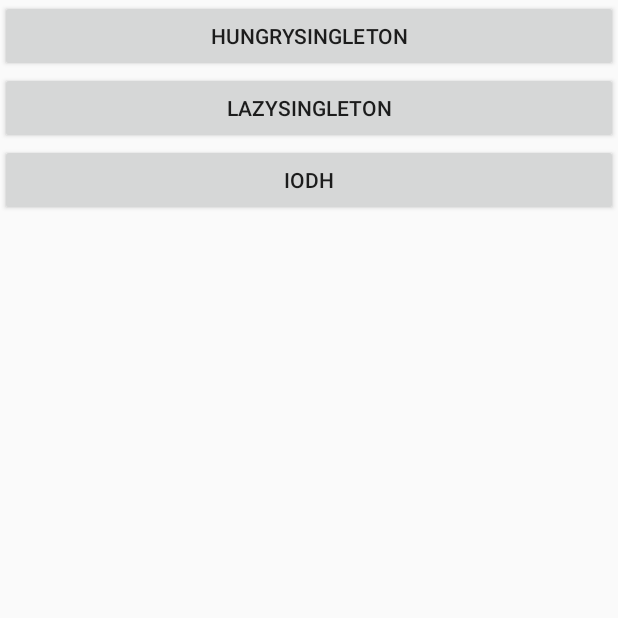
After one commit to CangJie2016/DesignPattern, an Android app: the SingletonActivity screen opened directly, with no data from a screen before it, on a phone screen of 412 x 824 dp, the top half of it. The commit adds this screen. Run offline under Robolectric (Android 15) with nearby library versions, the phone set to English and light mode, and no system bars.

Commit message:
Singleton

```diff
--- a/app/src/main/AndroidManifest.xml
+++ b/app/src/main/AndroidManifest.xml
@@ -18,6 +18,7 @@
         </activity>
         <activity android:name=".SimpleFactoryActivity"/>
         <activity android:name=".AbstractFactoryActivity"/>
+        <activity android:name=".SingletonActivity"/>
     </application>
 
 </manifest>
--- a/app/src/main/java/com/cangjie/designpatternexercise/MainActivity.java
+++ b/app/src/main/java/com/cangjie/designpatternexercise/MainActivity.java
@@ -19,4 +19,7 @@ public class MainActivity extends Activity {
     public void AbstractFactoryPattern(View view){
         startActivity(new Intent(this, AbstractFactoryActivity.class));
     }
+    public void Singleton(View view){
+        startActivity(new Intent(this, SingletonActivity.class));
+    }
 }
--- /dev/null
+++ b/app/src/main/java/com/cangjie/designpatternexercise/SingletonActivity.java
@@ -0,0 +1,37 @@
+package com.cangjie.designpatternexercise;
+
+import android.app.Activity;
+import android.os.Bundle;
+import android.view.View;
+
+import com.cangjie.designpatternexercise.singleton.HungrySingleton;
+import com.cangjie.designpatternexercise.singleton.IoDHSingleton;
+import com.cangjie.designpatternexercise.singleton.LazySingleton;
+import com.cangjie.designpatternexercise.utils.DebugLog;
+
+/**
+ * author：CangJie on 2016/7/21 17:59
+ * email：cangjie2016@gmail.com
+ */
+public class SingletonActivity extends Activity {
+    @Override
+    protected void onCreate(Bundle savedInstanceState) {
+        super.onCreate(savedInstanceState);
+        setContentView(R.layout.activity_singleton);
+    }
+    public void HungrySingleton(View view){
+        HungrySingleton instance1 = HungrySingleton.getInstance();
+        HungrySingleton instance2 = HungrySingleton.getInstance();
+        DebugLog.w((instance1 == instance2)+"");
+    }
+    public void LazySingleton(View view){
+        LazySingleton instance1 = LazySingleton.getInstance();
+        LazySingleton instance2 = LazySingleton.getInstance();
+        DebugLog.w((instance1 == instance2)+"");
+    }
+    public void IoDH(View view){
+        IoDHSingleton instance1 = IoDHSingleton.getInstance();
+        IoDHSingleton instance2 = IoDHSingleton.getInstance();
+        DebugLog.w((instance1 == instance2)+"");
+    }
+}
--- a/app/src/main/res/layout/activity_main.xml
+++ b/app/src/main/res/layout/activity_main.xml
@@ -26,6 +26,11 @@
                 android:layout_height="wrap_content"
                 android:text="AbstractFactoryPattern"
                 android:onClick="AbstractFactoryPattern"/>
+            <Button
+                android:layout_width="match_parent"
+                android:layout_height="wrap_content"
+                android:text="Singleton"
+                android:onClick="Singleton"/>
         </LinearLayout>
     </ScrollView>
 </RelativeLayout>
--- /dev/null
+++ b/app/src/main/res/layout/activity_singleton.xml
@@ -0,0 +1,20 @@
+<?xml version="1.0" encoding="utf-8"?>
+<LinearLayout xmlns:android="http://schemas.android.com/apk/res/android"
+    android:orientation="vertical" android:layout_width="match_parent"
+    android:layout_height="match_parent">
+    <Button
+        android:layout_width="match_parent"
+        android:layout_height="wrap_content"
+        android:text="HungrySingleton"
+        android:onClick="HungrySingleton"/>
+    <Button
+        android:layout_width="match_parent"
+        android:layout_height="wrap_content"
+        android:text="LazySingleton"
+        android:onClick="LazySingleton"/>
+    <Button
+        android:layout_width="match_parent"
+        android:layout_height="wrap_content"
+        android:text="IoDH"
+        android:onClick="IoDH"/>
+</LinearLayout>
```
Also changed, not shown: app/src/main/java/com/cangjie/designpatternexercise/singleton/HungrySingleton.java (added, +15 -0 lines), app/src/main/java/com/cangjie/designpatternexercise/singleton/IoDHSingleton.java (added, +16 -0 lines), app/src/main/java/com/cangjie/designpatternexercise/singleton/LazySingleton.java (added, +22 -0 lines).
